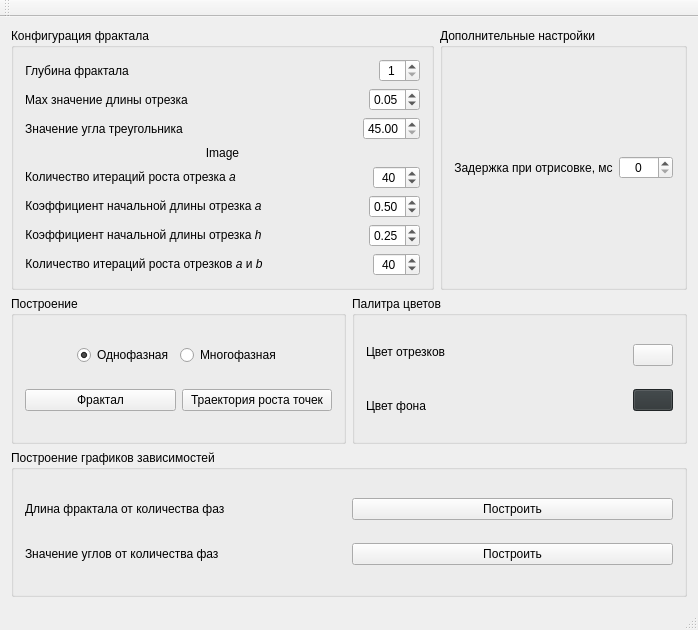
Old version of the form mainwindow.ui in the repository teploff/fractal_growth.
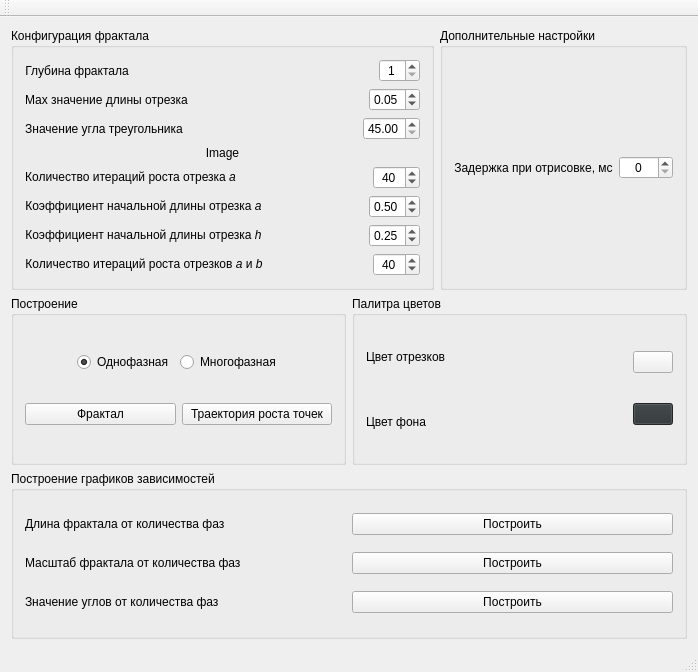
New version of the form.

Commit message: add graph of scale x&y

Patch:
```diff
--- a/mainwindow.ui
+++ b/mainwindow.ui
@@ -7,7 +7,7 @@
     <x>0</x>
     <y>0</y>
     <width>698</width>
-    <height>630</height>
+    <height>672</height>
    </rect>
   </property>
   <property name="windowTitle">
@@ -562,6 +562,24 @@
          </item>
         </layout>
        </item>
+       <item>
+        <layout class="QHBoxLayout" name="horizontalLayout_17">
+         <item>
+          <widget class="QLabel" name="lb_graph_scale">
+           <property name="text">
+            <string>Масштаб фрактала от количества фаз</string>
+           </property>
+          </widget>
+         </item>
+         <item>
+          <widget class="QPushButton" name="pb_graph_scale">
+           <property name="text">
+            <string>Построить</string>
+           </property>
+          </widget>
+         </item>
+        </layout>
+       </item>
        <item>
         <layout class="QHBoxLayout" name="horizontalLayout_16">
          <item>
```
The commit also changes 2 other files.
